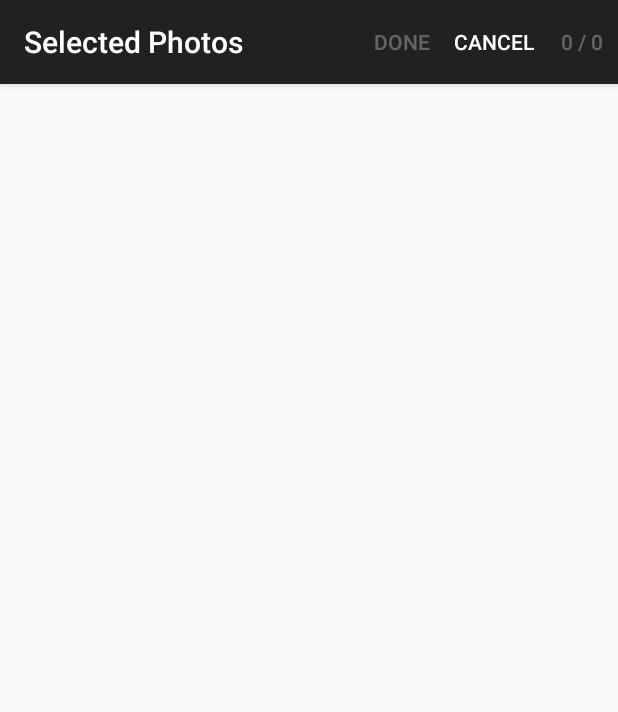
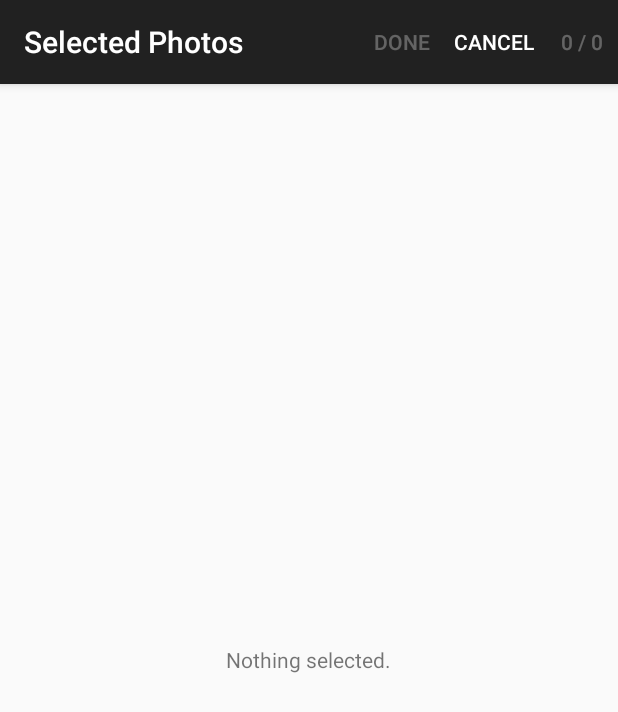
Before and after one commit to nohana/Laevatein, an Android app: the fragment SelectedPhotoGridFragment placed in its activity, on a phone screen of 412 x 824 dp. Shown: the top 712 px of the screen. Run offline under Robolectric (Android 15) with nearby library versions, the light colour scheme and no system bars; our stand-ins replace Picasso; libraries missing offline, so code that uses them is left out: com.amalgam.content, com.amalgam.os, jp.mixi.compatibility; pictures from the network do not load; 15 statements that could not run were skipped.

Commit message:
Set empty view for the grid view

```diff
--- a/laevatein/src/main/java/com/laevatein/internal/ui/helper/PhotoGridViewHelper.java
+++ b/laevatein/src/main/java/com/laevatein/internal/ui/helper/PhotoGridViewHelper.java
@@ -34,6 +34,7 @@ import android.support.v4.app.FragmentActivity;
 import android.support.v4.widget.CursorAdapter;
 import android.widget.CheckBox;
 import android.widget.GridView;
+import android.widget.TextView;
 
 import jp.mixi.compatibility.android.provider.MediaStoreCompat;
 
@@ -57,6 +58,10 @@ public final class PhotoGridViewHelper {
         AlbumPhotoAdapter adapter = new AlbumPhotoAdapter(fragment.getActivity(), null, resources, collection);
         adapter.registerCheckStateListener((AlbumPhotoAdapter.CheckStateListener) fragment);
         gridView.setAdapter(adapter);
+
+        TextView emptyMessage = (TextView) fragment.getView().findViewById(R.id.l_label_empty);
+        emptyMessage.setText(R.string.l_empty_photo);
+        gridView.setEmptyView(emptyMessage);
     }
 
     public static void tearDownGridView(Fragment fragment) {
--- a/laevatein/src/main/java/com/laevatein/internal/ui/helper/SelectedGridViewHelper.java
+++ b/laevatein/src/main/java/com/laevatein/internal/ui/helper/SelectedGridViewHelper.java
@@ -24,6 +24,7 @@ import com.laevatein.internal.ui.adapter.SelectedPhotoAdapter;
 import android.net.Uri;
 import android.support.v4.app.Fragment;
 import android.widget.GridView;
+import android.widget.TextView;
 
 /**
  * @author keishin.yokomaku
@@ -45,6 +46,10 @@ public final class SelectedGridViewHelper {
         SelectedPhotoAdapter adapter = new SelectedPhotoAdapter(fragment.getActivity(), resources, collection);
         adapter.registerCheckStateListener((SelectedPhotoAdapter.CheckStateListener) fragment);
         gridView.setAdapter(adapter);
+
+        TextView emptyMessage = (TextView) fragment.getView().findViewById(R.id.l_label_empty);
+        emptyMessage.setText(R.string.l_empty_selection);
+        gridView.setEmptyView(emptyMessage);
     }
 
     public static void tearDownGridView(Fragment fragment) {
--- a/laevatein/src/main/res/layout/l_fragment_grid_photo.xml
+++ b/laevatein/src/main/res/layout/l_fragment_grid_photo.xml
@@ -14,4 +14,9 @@
         android:columnWidth="@dimen/l_gridItemImageWidth"
         android:verticalSpacing="@dimen/l_gridItemSpacing"
         android:horizontalSpacing="@dimen/l_gridItemSpacing"/>
+    <TextView
+        android:id="@+id/l_label_empty"
+        android:layout_width="wrap_content"
+        android:layout_height="wrap_content"
+        android:layout_centerInParent="true"/>
 </RelativeLayout>
--- a/laevatein/src/main/res/values/strings.xml
+++ b/laevatein/src/main/res/values/strings.xml
@@ -18,4 +18,7 @@
     <string name="l_album_name_camera">Camera</string>
     <string name="l_album_name_download">Download</string>
     <string name="l_album_name_screen_shot">Screenshot</string>
+
+    <string name="l_empty_photo">No photo.</string>
+    <string name="l_empty_selection">Nothing selected.</string>
 </resources>
```
Also changed, not shown: 1 other file.
